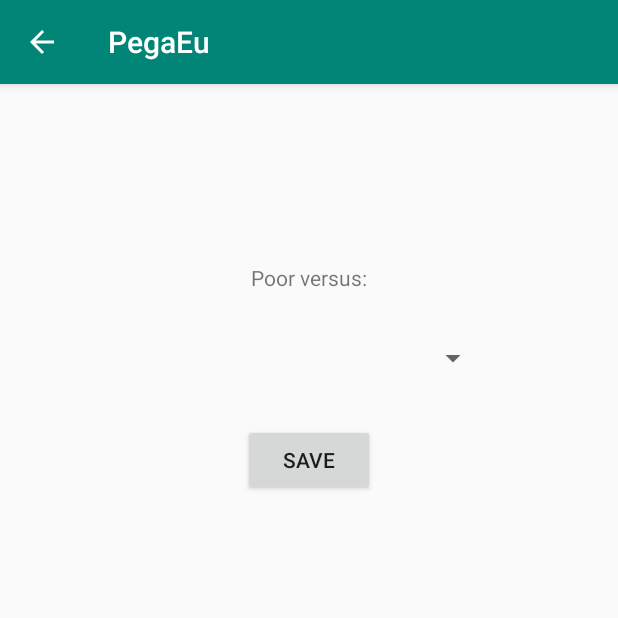
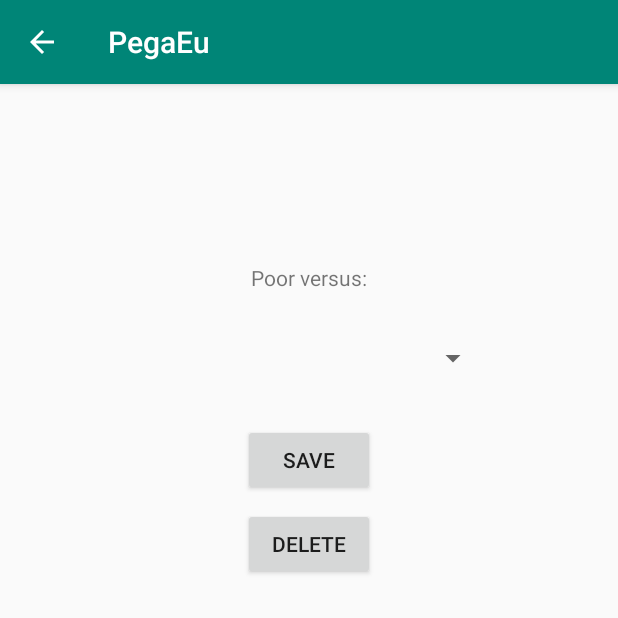
Before and after one commit to lFreitasc/mobile, an Android app: the EditHeroActivity screen opened directly, with no data from a screen before it, on a phone screen of 412 x 824 dp, the top half of it. Run offline under Robolectric (Android 15) with nearby library versions, the phone set to English and light mode, and no system bars; 4 statements that could not run were skipped.

Commit message:
delete button added

```diff
--- a/app/src/main/res/layout/activity_edit_hero.xml
+++ b/app/src/main/res/layout/activity_edit_hero.xml
@@ -51,4 +51,15 @@
         app:layout_constraintStart_toStartOf="parent"
         app:layout_constraintTop_toBottomOf="@+id/spinner" />
 
+    <Button
+        android:id="@+id/EditDeleteButton"
+        android:layout_width="wrap_content"
+        android:layout_height="wrap_content"
+        android:layout_marginTop="8dp"
+        android:onClick="buttonDelete"
+        android:text="@string/Delete"
+        app:layout_constraintEnd_toEndOf="@+id/EditSaveButton"
+        app:layout_constraintStart_toStartOf="@+id/EditSaveButton"
+        app:layout_constraintTop_toBottomOf="@+id/EditSaveButton" />
+
 </android.support.constraint.ConstraintLayout>
--- a/app/src/main/res/values/strings.xml
+++ b/app/src/main/res/values/strings.xml
@@ -13,4 +13,5 @@
     <string name="Hero">Hero</string>
     <string name="EditActivityBad">Poor versus:</string>
     <string name="Save">Save</string>
+    <string name="Delete">Delete</string>
 </resources>
```
Also changed, not shown: app/src/main/java/br/com/freator/pegaeu/Activities/EditHeroActivity.java (+10 -0 lines), 1 other file.
